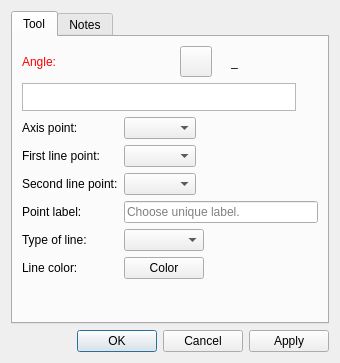
The window that src/libs/vtools/dialogs/tools/dialoglineintersectaxis.ui (equinox-patterns/Ostara) describes before a commit, drawn with Qt 5.
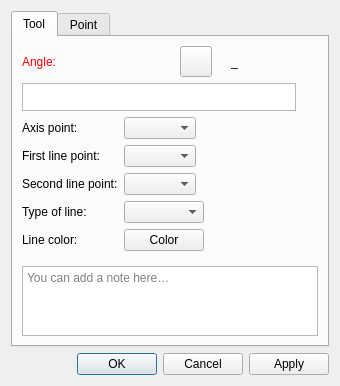
The same window after the commit. Icons and pictures are not drawn. Custom widgets are drawn as their Qt base class.

Commit message: Dialog tools : notes → Tool, onglet Point, base point retiré

The edit to the form file:
```diff
--- a/src/libs/vtools/dialogs/tools/dialoglineintersectaxis.ui
+++ b/src/libs/vtools/dialogs/tools/dialoglineintersectaxis.ui
@@ -276,42 +276,13 @@
           </widget>
          </item>
          <item row="3" column="0">
-          <widget class="QLabel" name="labelEditNamePoint">
-           <property name="sizePolicy">
-            <sizepolicy hsizetype="Preferred" vsizetype="Preferred">
-             <horstretch>0</horstretch>
-             <verstretch>0</verstretch>
-            </sizepolicy>
-           </property>
-           <property name="text">
-            <string>Point label:</string>
-           </property>
-          </widget>
-         </item>
-         <item row="3" column="1">
-          <widget class="QLineEdit" name="lineEditNamePoint">
-           <property name="sizePolicy">
-            <sizepolicy hsizetype="Expanding" vsizetype="Fixed">
-             <horstretch>0</horstretch>
-             <verstretch>0</verstretch>
-            </sizepolicy>
-           </property>
-           <property name="toolTip">
-            <string>Unique label</string>
-           </property>
-           <property name="placeholderText">
-            <string>Choose unique label.</string>
-           </property>
-          </widget>
-         </item>
-         <item row="4" column="0">
           <widget class="QLabel" name="label_7">
            <property name="text">
             <string>Type of line:</string>
            </property>
           </widget>
          </item>
-         <item row="4" column="1">
+         <item row="3" column="1">
           <widget class="QComboBox" name="comboBoxLineType">
            <property name="minimumSize">
             <size>
@@ -336,14 +307,14 @@
            </property>
           </widget>
          </item>
-         <item row="5" column="0">
+         <item row="4" column="0">
           <widget class="QLabel" name="label">
            <property name="text">
             <string>Line color:</string>
            </property>
           </widget>
          </item>
-         <item row="5" column="1">
+         <item row="4" column="1">
           <widget class="VPE::QtColorPicker" name="pushButtonLineColor">
            <property name="text">
             <string notr="true">Color</string>
@@ -365,15 +336,62 @@
          </property>
         </spacer>
        </item>
+       <item>
+        <layout class="QHBoxLayout" name="notesSeparatorLayout">
+         <property name="leftMargin"><number>33</number></property>
+         <property name="rightMargin"><number>33</number></property>
+         <item>
+          <widget class="QFrame" name="notesSeparator">
+           <property name="minimumSize"><size><width>0</width><height>1</height></size></property>
+           <property name="maximumSize"><size><width>16777215</width><height>1</height></size></property>
+          </widget>
+         </item>
+        </layout>
+       </item>
+       <item>
+        <widget class="QPlainTextEdit" name="plainTextEditToolNotes">
+         <property name="placeholderText"><string>You can add a note here…</string></property>
+         <property name="maximumSize"><size><width>16777215</width><height>100</height></size></property>
+        </widget>
+       </item>
       </layout>
      </widget>
      <widget class="QWidget" name="tab_2">
       <attribute name="title">
-       <string>Notes</string>
+       <string>Point</string>
       </attribute>
-      <layout class="QVBoxLayout" name="verticalLayout_3">
-       <item>
-        <widget class="QPlainTextEdit" name="plainTextEditToolNotes"/>
+      <layout class="QFormLayout" name="formLayoutPoint">
+       <property name="fieldGrowthPolicy">
+        <enum>QFormLayout::ExpandingFieldsGrow</enum>
+       </property>
+       <item row="0" column="0">
+        <widget class="QLabel" name="labelEditNamePoint">
+         <property name="sizePolicy">
+          <sizepolicy hsizetype="Preferred" vsizetype="Preferred">
+           <horstretch>0</horstretch>
+           <verstretch>0</verstretch>
+          </sizepolicy>
+         </property>
+         <property name="text">
+          <string>Point name:</string>
+         </property>
+        </widget>
+       </item>
+       <item row="0" column="1">
+        <widget class="QLineEdit" name="lineEditNamePoint">
+         <property name="sizePolicy">
+          <sizepolicy hsizetype="Expanding" vsizetype="Fixed">
+           <horstretch>0</horstretch>
+           <verstretch>0</verstretch>
+          </sizepolicy>
+         </property>
+         <property name="toolTip">
+          <string>Unique label</string>
+         </property>
+         <property name="placeholderText">
+          <string>Choose unique label.</string>
+         </property>
+        </widget>
        </item>
       </layout>
      </widget>
```
The commit also changes 77 other files.
